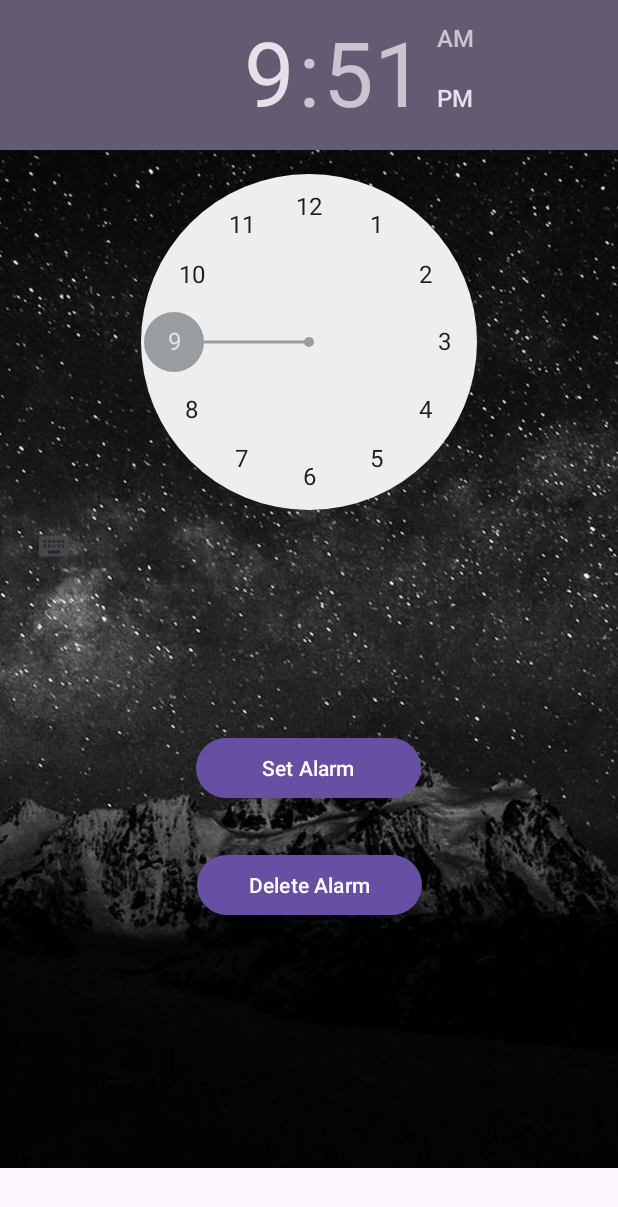
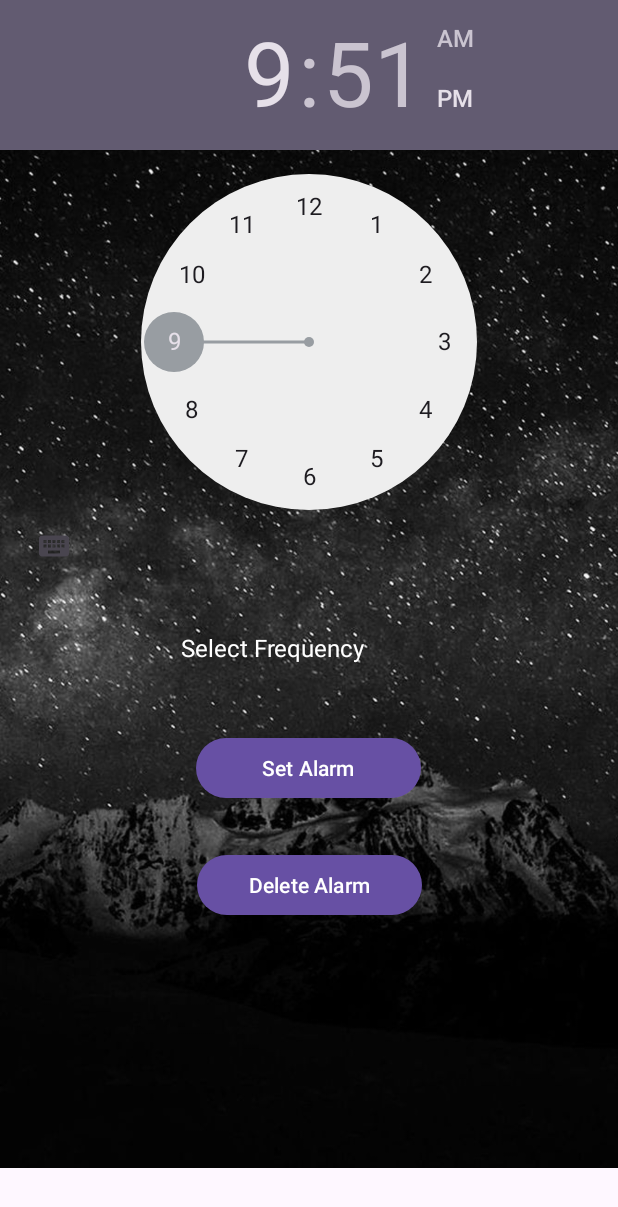
Before and after one commit to ayush4921/android-project-3, an Android app: the screen it shows after launch (MainActivity), on a phone screen of 412 x 824 dp. Shown: the top 1207 px of the screen. Run offline under Robolectric (Android 15) with nearby library versions, the phone set to English and light mode, and no system bars.

Commit message:
adding frequency spinner

```diff
--- a/app/src/main/java/com/example/project3/MainActivity.java
+++ b/app/src/main/java/com/example/project3/MainActivity.java
@@ -2,13 +2,23 @@ package com.example.project3;
 
 import androidx.appcompat.app.AppCompatActivity;
 
+import android.graphics.Color;
 import android.os.Bundle;
+import android.view.View;
+import android.view.ViewGroup;
+import android.widget.AdapterView;
+import android.widget.ArrayAdapter;
 import android.widget.Button;
+import android.widget.Spinner;
+import android.widget.TextView;
 import android.widget.TimePicker;
 
+import java.util.ArrayList;
 import java.util.Calendar;
+import java.util.List;
 
 public class MainActivity extends AppCompatActivity {
+    private String selectedFrequency;
 
     @Override
     protected void onCreate(Bundle savedInstanceState) {
@@ -17,6 +27,57 @@ public class MainActivity extends AppCompatActivity {
 
         TimePicker tp = findViewById(R.id.timePicker);
         Button setAlarm = findViewById(R.id.buttonSetAlarm);
+        Spinner frequencySpinner = findViewById(R.id.frequencySpinner);
+
+        List<String> options = new ArrayList<>();
+        options.add("Select Frequency");
+        options.add("5 minutes");
+        options.add("10 minutes");
+        options.add("15 minutes");
+        options.add("1 hour");
+
+        ArrayAdapter<String> adapter = new ArrayAdapter<String>(this, android.R.layout.simple_spinner_item, options) {
+            @Override
+            public View getView(int position, View convertView, ViewGroup parent) {
+                View view = super.getView(position, convertView, parent);
+                TextView textView = (TextView) view;
+                if (position == 0) { // Hint's position
+                    textView.setText(getItem(position));
+                    textView.setTextColor(Color.WHITE);
+                } else {
+                    textView.setTextColor(Color.WHITE);
+                }
+                return view;
+            }
+
+            @Override
+            public View getDropDownView(int position, View convertView, ViewGroup parent) {
+                View view = super.getDropDownView(position, convertView, parent);
+                TextView textView = (TextView) view;
+                if (position == 0) {
+                    textView.setTextColor(Color.GRAY);
+                } else {
+                    textView.setTextColor(Color.BLACK);
+                }
+                return view;
+            }
+        };
+
+        adapter.setDropDownViewResource(android.R.layout.simple_spinner_dropdown_item);
+        frequencySpinner.setAdapter(adapter);
+        frequencySpinner.setSelection(0);
+
+        frequencySpinner.setOnItemSelectedListener(new AdapterView.OnItemSelectedListener() {
+            @Override
+            public void onItemSelected(AdapterView<?> parent, View view, int position, long id) {
+                selectedFrequency = parent.getItemAtPosition(position).toString();
+            }
+
+            @Override
+            public void onNothingSelected(AdapterView<?> parent) {
+                selectedFrequency = null;
+            }
+        });
 
         if (android.os.Build.VERSION.SDK_INT >= android.os.Build.VERSION_CODES.M) {
             Calendar c=Calendar.getInstance();
--- a/app/src/main/res/layout/activity_main.xml
+++ b/app/src/main/res/layout/activity_main.xml
@@ -31,6 +31,16 @@
         app:layout_constraintStart_toStartOf="parent"
         app:layout_constraintTop_toTopOf="parent" />
 
+    <Spinner
+        android:id="@+id/frequencySpinner"
+        android:layout_width="wrap_content"
+        android:layout_height="wrap_content"
+        android:layout_marginTop="32dp"
+        android:textSize="18sp"
+        app:layout_constraintEnd_toEndOf="parent"
+        app:layout_constraintStart_toStartOf="parent"
+        app:layout_constraintTop_toBottomOf="@+id/timePicker" />
+
     <Button
         android:id="@+id/buttonSetAlarm"
         android:layout_width="150dp"
```
